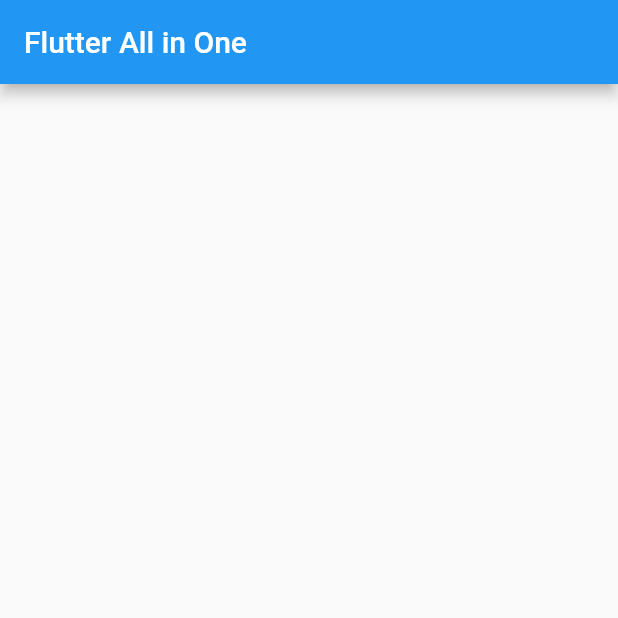
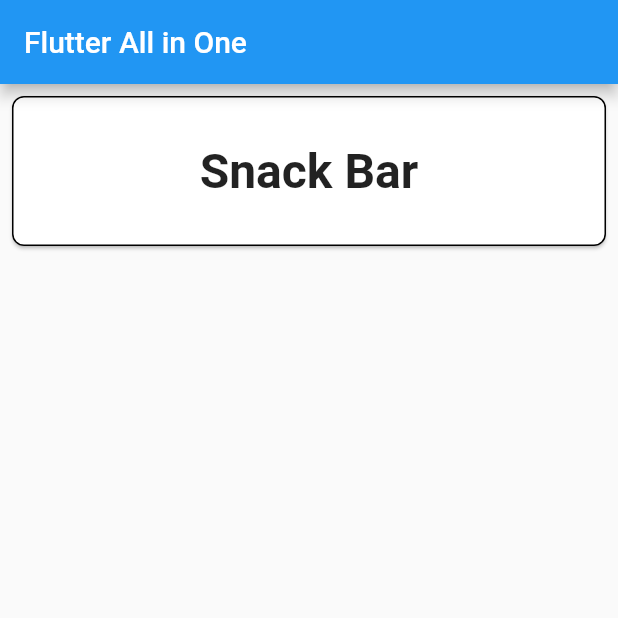
Before and after one commit to Gogo-jiii/Flutter-All-In-One, a Flutter app: the screen it shows after launch, on a phone screen of 412 x 824 dp, the top half of it. Run offline on Flutter 3.47's test engine with Material 2 defaults, Android fonts, the phone set to English and light mode, and no system bars.

Commit message:
snackbar

```diff
--- a/lib/main.dart
+++ b/lib/main.dart
@@ -1,4 +1,6 @@
 import 'package:flutter/material.dart';
+
+import 'modules/snackbar/snackbar_screen.dart';
 
 void main() {
   runApp(const MyApp());
@@ -16,6 +18,9 @@ class MyApp extends StatelessWidget {
         primarySwatch: Colors.blue,
       ),
       home: const MyHomePage(title: 'Flutter All in One'),
+      routes: {
+        ListItemsType.snackBar.toString(): (context) => const SnackBarScreen(),
+      },
     );
   }
 }
@@ -30,13 +35,74 @@ class MyHomePage extends StatefulWidget {
 }
 
 class _MyHomePageState extends State<MyHomePage> {
+  var data = ["Snack Bar"];
+
   @override
   Widget build(BuildContext context) {
     return Scaffold(
       appBar: AppBar(
         title: Text(widget.title),
       ),
-      body: Center(),
+      body: ListView.builder(
+          scrollDirection: Axis.vertical,
+          itemCount: data.length,
+          itemBuilder: (context, index) {
+            return getListUI(context, index);
+          }),
     );
   }
+
+  Widget getListUI(BuildContext context, int index) {
+    return GestureDetector(
+      onTap: () {
+        navigate(index);
+      },
+      child: Card(
+        margin: const EdgeInsets.all(8),
+        elevation: 1,
+        shape: RoundedRectangleBorder(
+          side: BorderSide(
+              color: Theme.of(context).colorScheme.onSurfaceVariant,
+              width: 1.0,
+              style: BorderStyle.solid),
+          borderRadius: const BorderRadius.all(
+            Radius.circular(8),
+          ),
+        ),
+        borderOnForeground: true,
+        child: SizedBox(
+          width: double.infinity,
+          height: 100,
+          child: Center(
+            child: Text(
+              data[index],
+              softWrap: true,
+              style: const TextStyle(
+                fontSize: 32,
+                fontWeight: FontWeight.bold,
+              ),
+            ),
+          ),
+        ),
+      ),
+    );
+  }
+
+  void navigate(int index) {
+    var type = getListItemType(index);
+    switch (type) {
+      case ListItemsType.snackBar:
+        {
+          Navigator.pushNamed(context, ListItemsType.snackBar.toString());
+        }
+    }
+  }
 }
+
+enum ListItemsType {
+  snackBar;
+}
+
+ListItemsType getListItemType(int index) {
+  return ListItemsType.values[index];
+}
```
Also changed, not shown: lib/modules/snackbar/snackbar_screen.dart (added, +48 -0 lines).
